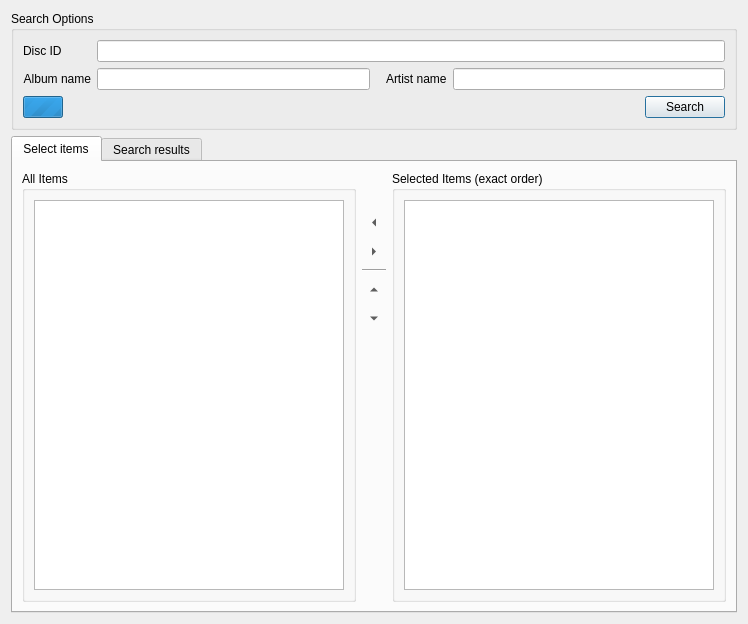
Old version of the form ui/tagsearchdialog.ui in the repository sjuvonen/coquillo.
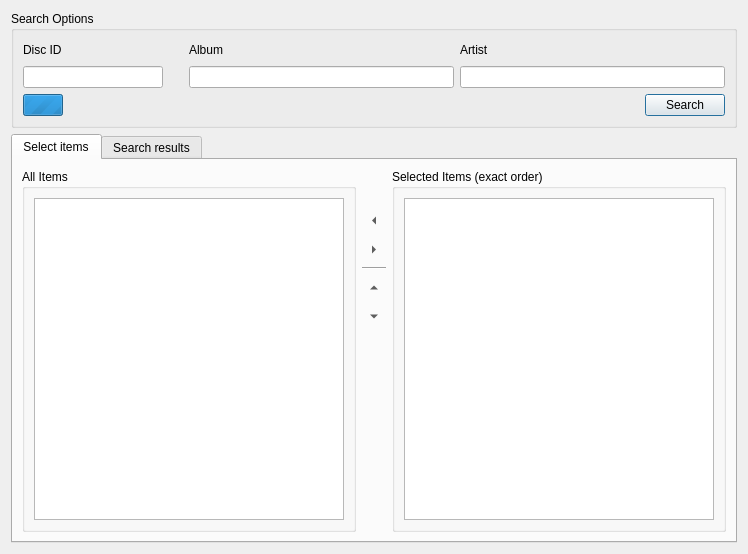
New version of the form.

Patch:
```diff
--- a/ui/tagsearchdialog.ui
+++ b/ui/tagsearchdialog.ui
@@ -7,7 +7,7 @@
     <x>0</x>
     <y>0</y>
     <width>748</width>
-    <height>624</height>
+    <height>554</height>
    </rect>
   </property>
   <property name="windowTitle">
@@ -29,34 +29,65 @@
           </property>
          </widget>
         </item>
-        <item row="0" column="1" colspan="3">
-         <widget class="QLineEdit" name="lineEdit"/>
+        <item row="0" column="1">
+         <spacer name="horizontalSpacer_2">
+          <property name="orientation">
+           <enum>Qt::Horizontal</enum>
+          </property>
+          <property name="sizeType">
+           <enum>QSizePolicy::Fixed</enum>
+          </property>
+          <property name="sizeHint" stdset="0">
+           <size>
+            <width>20</width>
+            <height>20</height>
+           </size>
+          </property>
+         </spacer>
         </item>
-        <item row="1" column="0">
+        <item row="0" column="2">
          <widget class="QLabel" name="label_2">
           <property name="text">
-           <string>Album name</string>
-          </property>
-          <property name="alignment">
-           <set>Qt::AlignRight|Qt::AlignTrailing|Qt::AlignVCenter</set>
+           <string>Album</string>
           </property>
          </widget>
         </item>
-        <item row="1" column="1">
-         <widget class="QLineEdit" name="lineEdit_2"/>
-        </item>
-        <item row="1" column="2">
+        <item row="0" column="3">
          <widget class="QLabel" name="label_3">
           <property name="text">
-           <string>Artist name</string>
+           <string>Artist</string>
           </property>
-          <property name="indent">
-           <number>10</number>
+         </widget>
+        </item>
+        <item row="1" column="0">
+         <widget class="QLineEdit" name="lineEdit">
+          <property name="maximumSize">
+           <size>
+            <width>140</width>
+            <height>16777215</height>
+           </size>
+          </property>
+          <property name="maxLength">
+           <number>20</number>
+          </property>
+          <property name="readOnly">
+           <bool>true</bool>
+          </property>
+         </widget>
+        </item>
+        <item row="1" column="2">
+         <widget class="QLineEdit" name="lineEdit_2">
+          <property name="clearButtonEnabled">
+           <bool>true</bool>
           </property>
          </widget>
         </item>
         <item row="1" column="3">
-         <widget class="QLineEdit" name="lineEdit_3"/>
+         <widget class="QLineEdit" name="lineEdit_3">
+          <property name="clearButtonEnabled">
+           <bool>true</bool>
+          </property>
+         </widget>
         </item>
        </layout>
       </item>
```
